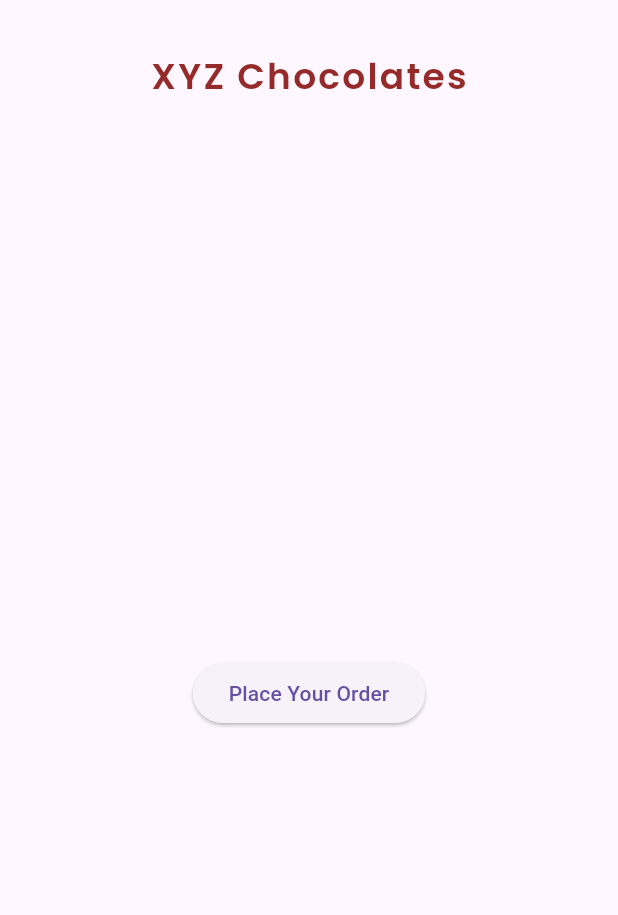
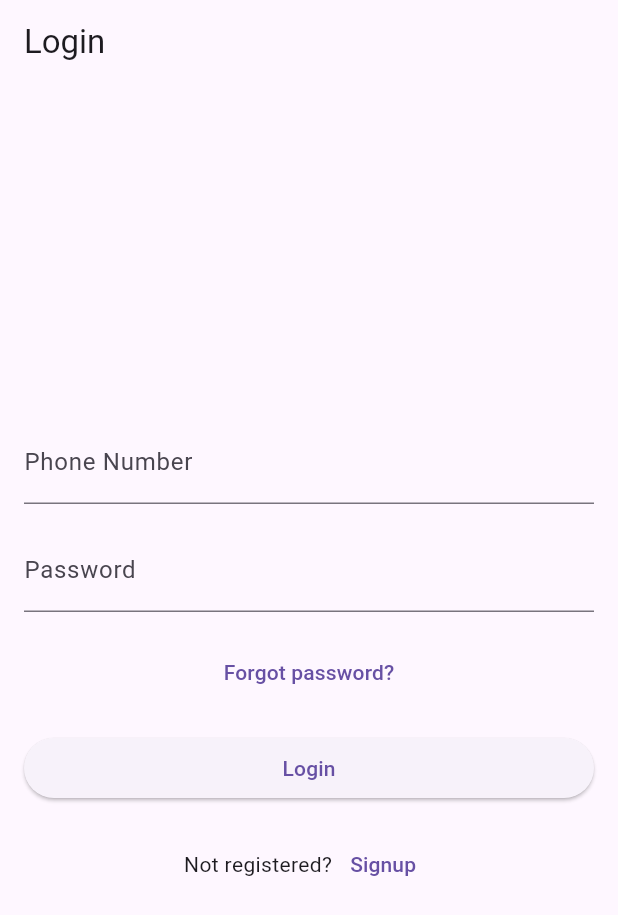
Before and after one commit to barbell-dev/IHP_flutter_app, a Flutter app: the screen it shows after launch, on a phone screen of 412 x 824 dp. Shown: the top 915 px of the screen. Run offline on Flutter 3.47's test engine with Material 3 defaults, Android fonts, the phone set to English and light mode, and no system bars; our stand-ins replace pdf.

Commit message:
login_page and signup_page

```diff
--- a/lib/landing_page.dart
+++ b/lib/home_page.dart
@@ -1,7 +1,7 @@
 import 'package:flutter/material.dart';
 import 'order_page.dart';
 
-class LandingPage extends StatelessWidget {
+class HomePage extends StatelessWidget {
   @override
   Widget build(BuildContext context) {
     return Scaffold(
--- /dev/null
+++ b/lib/login_page.dart
@@ -0,0 +1,68 @@
+import 'package:flutter/material.dart';
+import 'package:xyz_chocolates/home_page.dart';
+import 'signup_page.dart';
+import 'home_page.dart';
+
+class LoginPage extends StatelessWidget {
+  @override
+  Widget build(BuildContext context) {
+    return Scaffold(
+      appBar: AppBar(
+        title: Text('Login'),
+      ),
+      body: Padding(
+        padding: const EdgeInsets.all(16.0),
+        child: Column(
+          crossAxisAlignment: CrossAxisAlignment.stretch,
+          mainAxisAlignment: MainAxisAlignment.center,
+          children: [
+            TextField(
+              decoration: InputDecoration(
+                labelText: 'Phone Number',
+              ),
+            ),
+            SizedBox(height: 16.0),
+            TextField(
+              obscureText: true,
+              decoration: InputDecoration(
+                labelText: 'Password',
+              ),
+            ),
+            SizedBox(height: 16.0),
+            TextButton(
+              onPressed: () {
+                // Navigate to forgot password page
+              },
+              child: Text('Forgot password?'),
+            ),
+            SizedBox(height: 16.0),
+            ElevatedButton(
+              onPressed: () {
+                // Perform login action
+                Navigator.push(context,
+                    MaterialPageRoute(builder: (context) => HomePage()));
+              },
+              child: Text('Login'),
+            ),
+            SizedBox(height: 16.0),
+            Row(
+              mainAxisAlignment: MainAxisAlignment.center,
+              children: [
+                Text("Not registered?"),
+                TextButton(
+                  onPressed: () {
+                    Navigator.push(
+                      context,
+                      MaterialPageRoute(builder: (context) => SignupPage()),
+                    );
+                  },
+                  child: Text('Signup'),
+                ),
+              ],
+            ),
+          ],
+        ),
+      ),
+    );
+  }
+}
--- a/lib/main.dart
+++ b/lib/main.dart
@@ -1,5 +1,6 @@
 import 'package:flutter/material.dart';
-import 'landing_page.dart';
+// import 'home_page.dart';
+import 'login_page.dart';
 
 void main() {
   runApp(MyApp());
@@ -16,7 +17,7 @@ class MyApp extends StatelessWidget {
         primarySwatch: Colors.blue,
         visualDensity: VisualDensity.adaptivePlatformDensity,
       ),
-      home: LandingPage(),
+      home: LoginPage(),
     );
   }
 }
```
Also changed, not shown: lib/signup_page.dart (added, +62 -0 lines).
